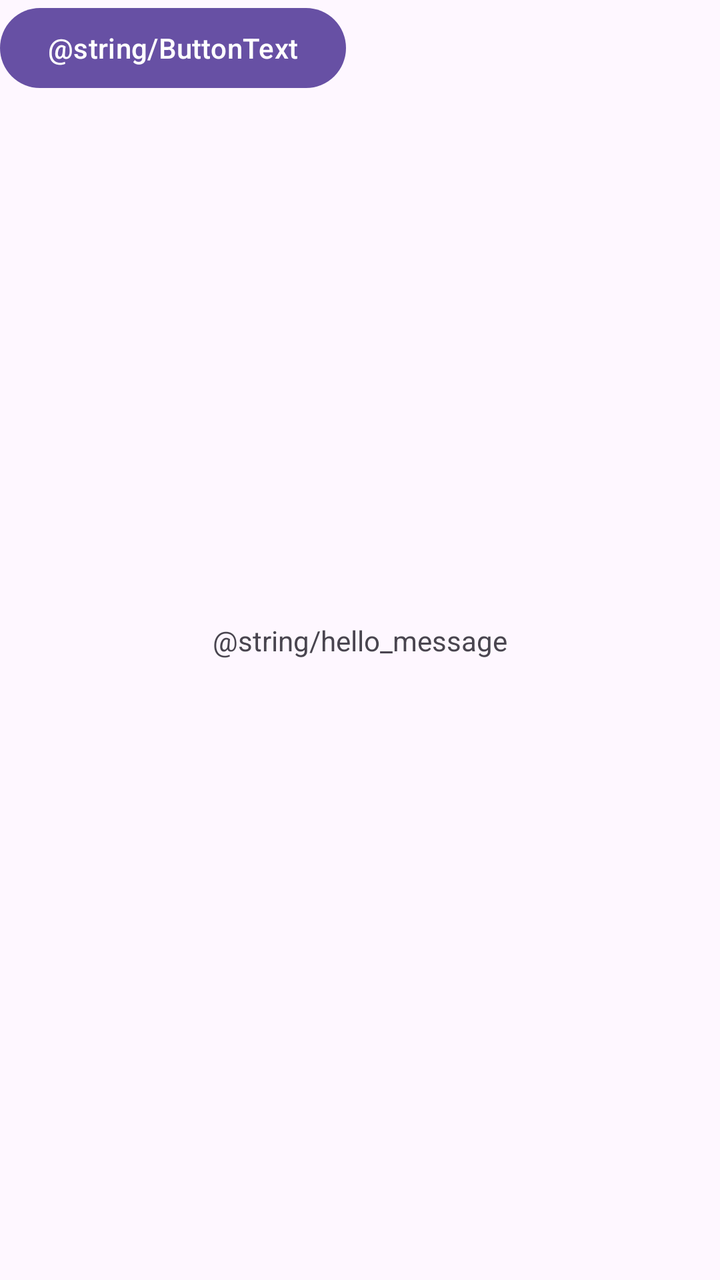
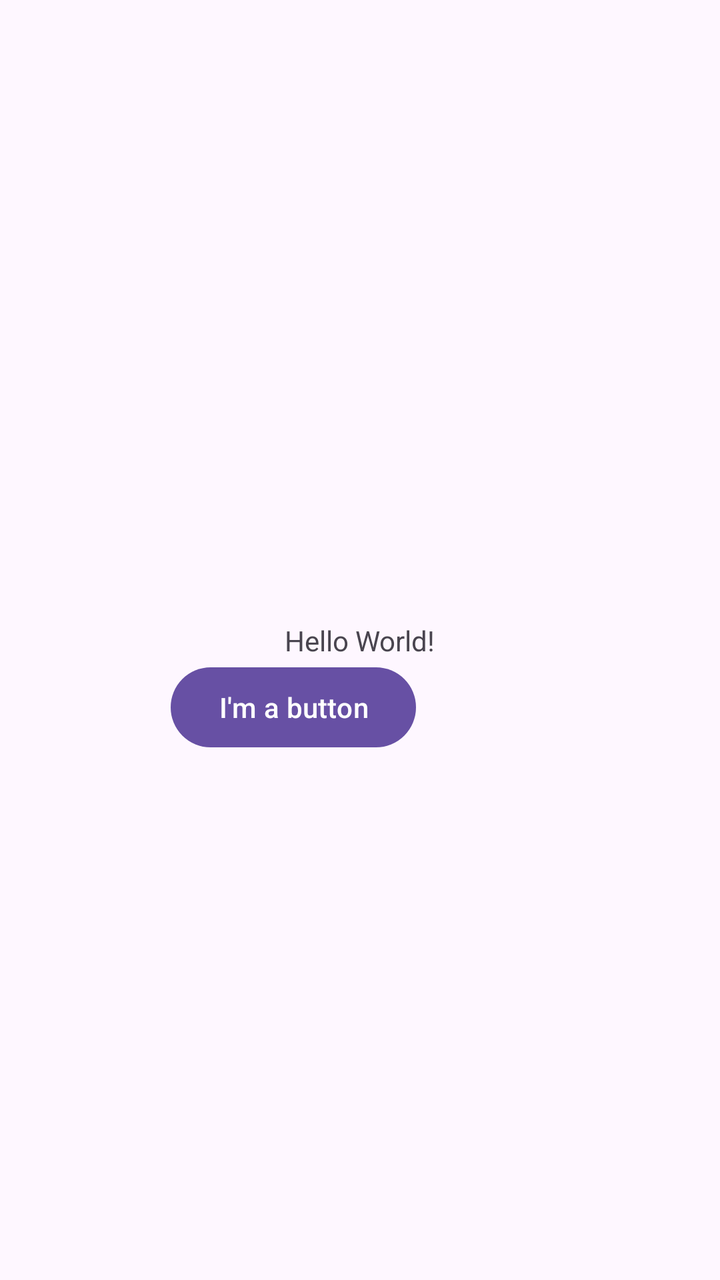

Before-and-after screenshots of an Android layout around one commit, followed by the original layout XML and the change that was made.
<!-- AndroidManifest.xml: application theme Theme.MyApplication -->
<!-- res/layout/activity_main.xml -->
<?xml version="1.0" encoding="utf-8"?>
<androidx.constraintlayout.widget.ConstraintLayout xmlns:android="http://schemas.android.com/apk/res/android"
    xmlns:app="http://schemas.android.com/apk/res-auto"
    xmlns:tools="http://schemas.android.com/tools"
    android:id="@+id/main"
    android:layout_width="match_parent"
    android:layout_height="match_parent"
    tools:context=".MainActivity">

    <TextView
        android:layout_width="wrap_content"
        android:layout_height="wrap_content"
        android:text="@string/hello_message"
        app:layout_constraintBottom_toBottomOf="parent"
        app:layout_constraintEnd_toEndOf="parent"
        app:layout_constraintStart_toStartOf="parent"
        app:layout_constraintTop_toTopOf="parent" />

    <Button
        android:id="@+id/button"
        android:layout_width="wrap_content"
        android:layout_height="wrap_content"
        android:text="@string/ButtonText"
        tools:layout_editor_absoluteX="143dp"
        tools:layout_editor_absoluteY="389dp" />

</androidx.constraintlayout.widget.ConstraintLayout>
<!-- resources referenced by this layout -->
<resources>
  <style name="Theme.MyApplication" parent="Base.Theme.MyApplication" />
  <style name="Base.Theme.MyApplication" parent="Theme.Material3.DayNight.NoActionBar">
          
          
      </style>
</resources>

<!-- the commit's change to res/layout/activity_main.xml (unified diff, before → after) -->
@@ -1,5 +1,6 @@
 <?xml version="1.0" encoding="utf-8"?>
-<androidx.constraintlayout.widget.ConstraintLayout xmlns:android="http://schemas.android.com/apk/res/android"
+<androidx.constraintlayout.widget.ConstraintLayout
+    xmlns:android="http://schemas.android.com/apk/res/android"
     xmlns:app="http://schemas.android.com/apk/res-auto"
     xmlns:tools="http://schemas.android.com/tools"
     android:id="@+id/main"
@@ -8,9 +9,10 @@
     tools:context=".MainActivity">
 
     <TextView
+        android:id="@+id/fextView"
         android:layout_width="wrap_content"
         android:layout_height="wrap_content"
-        android:text="@string/hello_message"
+        android:text="Hello World!"
         app:layout_constraintBottom_toBottomOf="parent"
         app:layout_constraintEnd_toEndOf="parent"
         app:layout_constraintStart_toStartOf="parent"
@@ -20,8 +22,12 @@
         android:id="@+id/button"
         android:layout_width="wrap_content"
         android:layout_height="wrap_content"
-        android:text="@string/ButtonText"
-        tools:layout_editor_absoluteX="143dp"
-        tools:layout_editor_absoluteY="389dp" />
+        android:layout_marginEnd="152dp"
+        android:layout_marginBottom="308dp"
+        android:text="I'm a button"
+        app:layout_constraintBottom_toBottomOf="parent"
+        app:layout_constraintEnd_toEndOf="parent"
+        app:layout_constraintTop_toBottomOf="@+id/fextView"
+        app:layout_constraintVertical_bias="0.0" />
 
 </androidx.constraintlayout.widget.ConstraintLayout>
